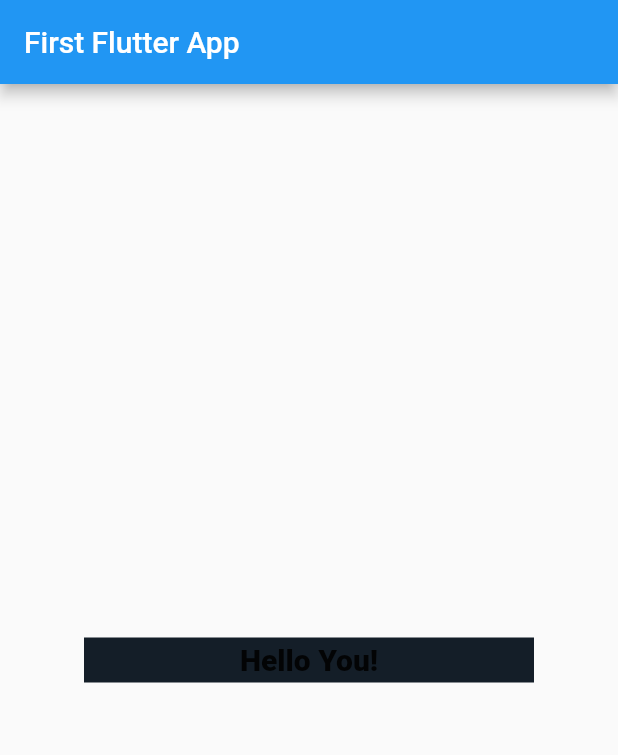
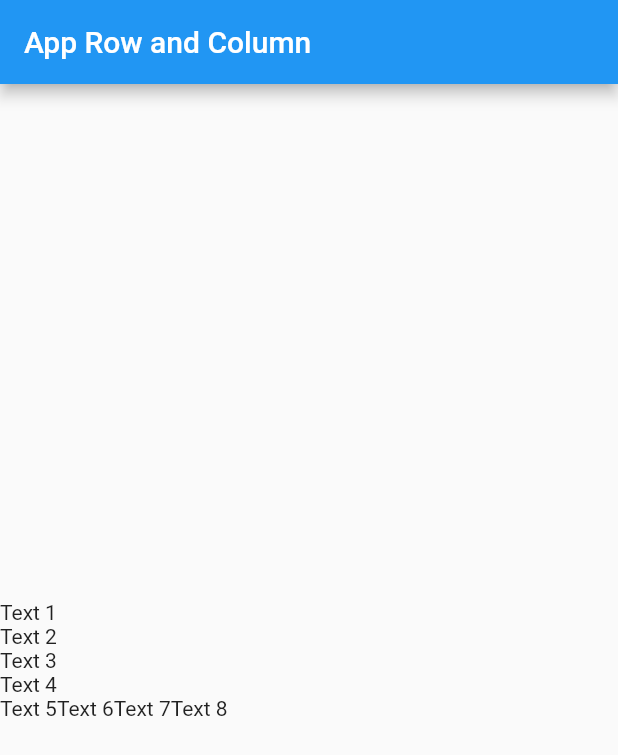
Before and after one commit to latif5/FlutterBacic, a Flutter app: the screen it shows after launch, on a phone screen of 412 x 824 dp. Shown: the top 755 px of the screen. Run offline on Flutter 3.47's test engine with Material 2 defaults, Android fonts, the light colour scheme and no system bars.

Commit message:
03 penggunaan widget coloumn dan row

```diff
--- a/flutter_basic/lib/main.dart
+++ b/flutter_basic/lib/main.dart
@@ -9,24 +9,30 @@ class MyApp extends StatelessWidget {
   Widget build(BuildContext context) {
     return MaterialApp(
       home: Scaffold(
-        appBar: AppBar(title: Text("First Flutter App")),
-        body: Center(
-          child: Container(
-            color: Color.fromRGBO(20, 30, 40, 100),
-            height: 30,
-            width: 300,
-            alignment: Alignment.center,
-            child: Text("Hello You!",
-            maxLines: 2,//maksimal baris text ke bawah
-            softWrap: true,//klo text tindak muat di lanjtkan ke bawah, default true klo tidak di tulis .
-              style: TextStyle(
-                  fontSize: 20,
-                  fontWeight: FontWeight.w800
-              )
+        appBar: AppBar(
+          title: Text("App Row and Column"),
+        ),
+        body: Column(
+          mainAxisAlignment: MainAxisAlignment.center,
+          crossAxisAlignment: CrossAxisAlignment.start,
+          children: <Widget>[
+            Text("Text 1"),
+            Text("Text 2"),
+            Text("Text 3"),
+            Text("Text 4"),
+            Row(
+              mainAxisAlignment: MainAxisAlignment.start,
+              children: <Widget>[
+                Text("Text 5"),
+                Text("Text 6"),
+                Text("Text 7"),
+                Text("Text 8"),
+              ],
             )
-          )
+          ],
+
         )
-      )
+      ),
     );
   }
 }
```
